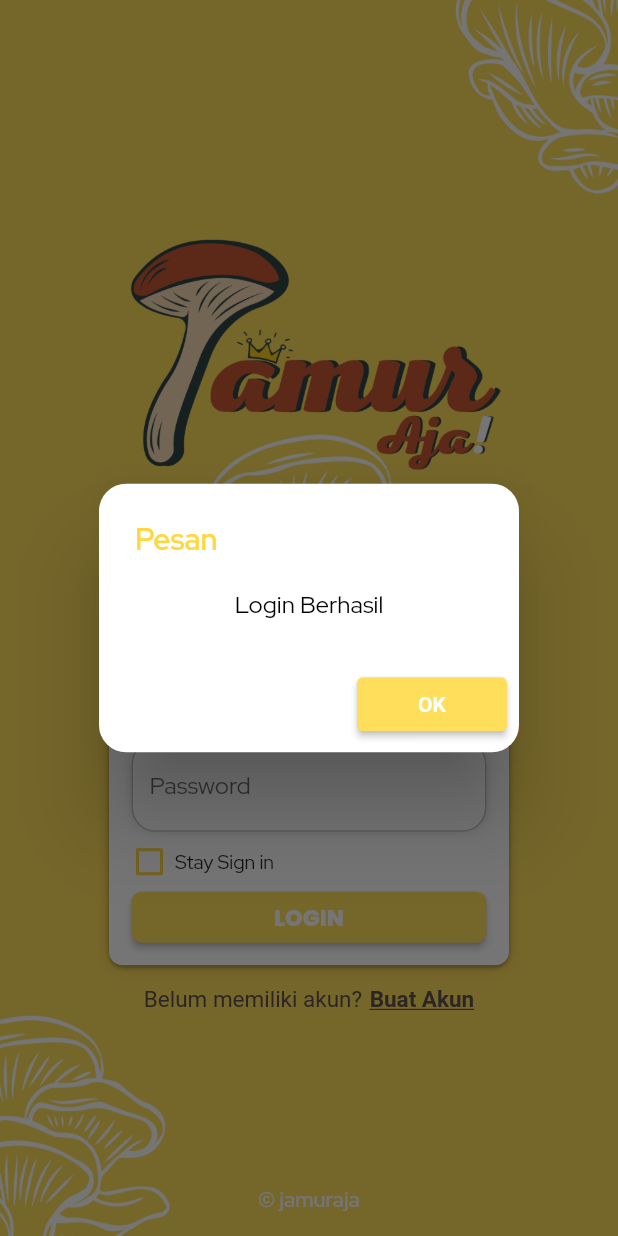
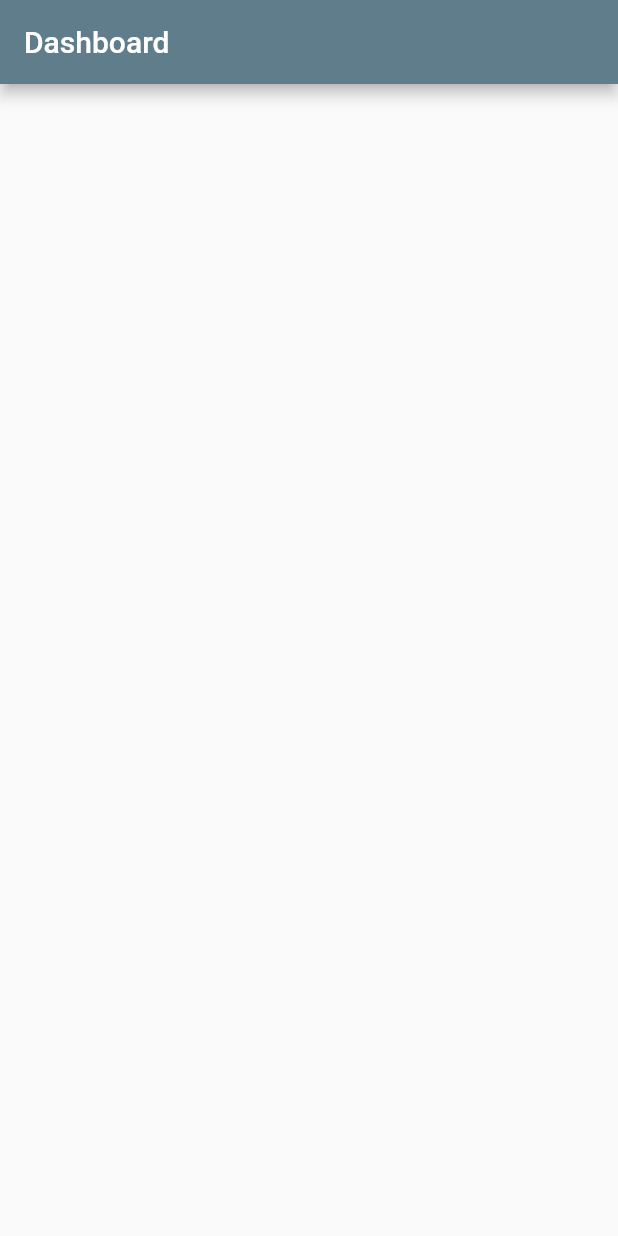
Before and after one commit to hidayatur90/jamur-aja, a Flutter app: the screen it shows after launch, after a tap on "LOGIN", on a phone screen of 412 x 824 dp. Run offline on Flutter 3.47's test engine with Material 2 defaults, Android fonts, the phone set to English and light mode, and no system bars; our stand-ins replace file_picker, firebase_core, hexcolor; accounts and stored records are empty.

```diff
--- a/config.json
+++ b/config.json
@@ -1,6 +1,7 @@
 {
     "modules": [
         "register",
-        "login"
+        "login",
+        "dashboard"
     ]
 }
--- a/lib/core.dart
+++ b/lib/core.dart
@@ -3,9 +3,12 @@ We believe, the class name must be unique.
 If there is a conflicting class name in this file,
 it means you have to rename it to something more unique.
 */
+export 'package:fhe_template/module/dashboard/controller/dashboard_controller.dart';
+export 'package:fhe_template/module/dashboard/view/dashboard_view.dart';
 export 'package:fhe_template/module/login/controller/login_controller.dart';
 export 'package:fhe_template/module/login/view/login_view.dart';
 export 'package:fhe_template/module/register/controller/register_controller.dart';
 export 'package:fhe_template/module/register/view/register_view.dart';
+export 'package:fhe_template/module/register/widget/datePicker.dart';
 export 'state_util.dart';
 export 'setup.dart';
--- /dev/null
+++ b/lib/module/dashboard/controller/dashboard_controller.dart
@@ -0,0 +1,20 @@
+import 'package:flutter/material.dart';
+import 'package:fhe_template/state_util.dart';
+import '../view/dashboard_view.dart';
+
+class DashboardController extends State<DashboardView> implements MvcController {
+  static late DashboardController instance;
+  late DashboardView view;
+
+  @override
+  void initState() {
+    instance = this;
+    super.initState();
+  }
+
+  @override
+  void dispose() => super.dispose();
+
+  @override
+  Widget build(BuildContext context) => widget.build(context, this);
+}
--- /dev/null
+++ b/lib/module/dashboard/view/dashboard_view.dart
@@ -0,0 +1,43 @@
+import 'package:fhe_template/module/dashboard/widget/sidebar.dart';
+import 'package:flutter/material.dart';
+import 'package:fhe_template/core.dart';
+import '../controller/dashboard_controller.dart';
+
+class DashboardView extends StatefulWidget {
+  const DashboardView({Key? key}) : super(key: key);
+
+  Widget build(context, DashboardController controller) {
+    controller.view = this;
+
+    return Scaffold(
+      drawer: Bar.side(),
+      appBar: AppBar(
+        automaticallyImplyLeading: false,
+        title: const Text("Dashboard"),
+        actions: const [
+          // ElevatedButton.icon(
+          //   icon: const Icon(Icons.menu),
+          //   label: const Text(""),
+          //   style: ElevatedButton.styleFrom(
+          //     backgroundColor: Colors.blueGrey,
+          //   ),
+          //   onPressed: () {
+          //     Bar.side();
+          //   },
+          // ),
+        ],
+      ),
+      body: SingleChildScrollView(
+        child: Container(
+          padding: const EdgeInsets.all(10.0),
+          child: Column(
+            children: const [],
+          ),
+        ),
+      ),
+    );
+  }
+
+  @override
+  State<DashboardView> createState() => DashboardController();
+}
--- a/lib/module/login/controller/login_controller.dart
+++ b/lib/module/login/controller/login_controller.dart
@@ -1,8 +1,5 @@
+import 'package:fhe_template/core.dart';
 import 'package:flutter/material.dart';
-import 'package:fhe_template/state_util.dart';
-import '../../../widget/dialog.dart';
-import '../../register/view/register_view.dart';
-import '../view/login_view.dart';
 
 class LoginController extends State<LoginView> implements MvcController {
   static late LoginController instance;
@@ -35,6 +32,10 @@ class LoginController extends State<LoginView> implements MvcController {
   }
 
   diaogLogin() async {
-    await HDShowInfoDialog(context, "Pesan", "Login Berhasil", "OK");
+    // await HDShowInfoDialog(context, "Pesan", "Login Berhasil", "OK");
+    Navigator.push(
+      context,
+      MaterialPageRoute(builder: (context) => const DashboardView()),
+    );
   }
 }
--- a/lib/module/login/view/login_view.dart
+++ b/lib/module/login/view/login_view.dart
@@ -10,6 +10,7 @@ class LoginView extends StatefulWidget {
     controller.view = this;
 
     return Scaffold(
+      // drawer: Bar.side(),
       backgroundColor: HexColor('#FFDE5B'),
       body: Stack(
         children: [
```
Also changed, not shown: lib/module/dashboard/widget/sidebar.dart (added, +64 -0 lines), lib/module/register/view/register_view.dart (+12 -17 lines), 1 other file.
